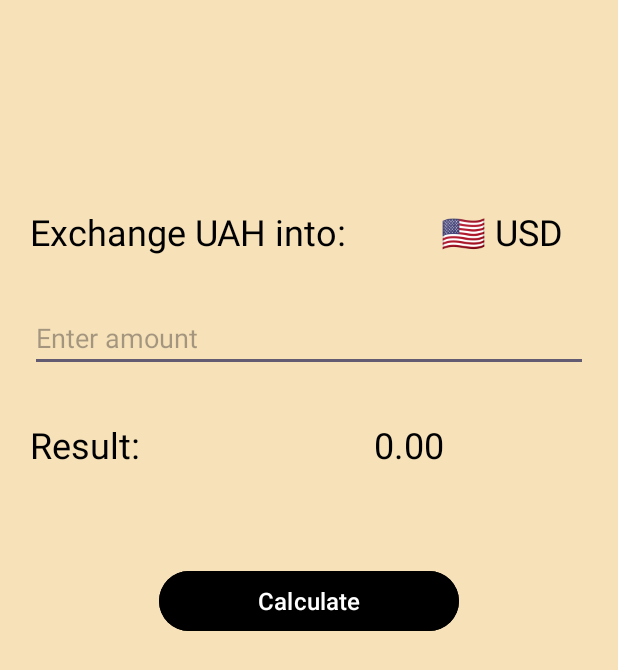
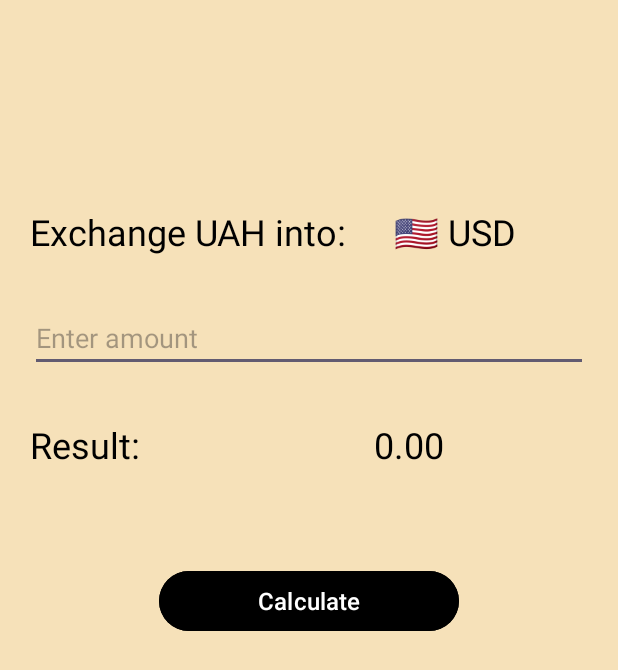
Before and after one commit to ViktorH0411/Exchanger, an Android app: the screen it shows after launch (MainActivity), on a phone screen of 412 x 824 dp. Shown: the top 670 px of the screen. Run offline under Robolectric (Android 15) with nearby library versions, the phone set to English and light mode, and no system bars.

Commit message:
Some design fixes... Again

```diff
--- a/app/src/main/res/layout/activity_main.xml
+++ b/app/src/main/res/layout/activity_main.xml
@@ -1,5 +1,6 @@
 <RelativeLayout xmlns:android="http://schemas.android.com/apk/res/android"
     xmlns:tools="http://schemas.android.com/tools"
+    android:id="@+id/main_activity"
     android:layout_width="match_parent"
     android:layout_height="match_parent"
     android:background="@color/background_color"
@@ -17,13 +18,12 @@
         android:elevation="4dp"/>
 
     <TextView
-
         android:id="@+id/currency"
         android:layout_width="wrap_content"
         android:layout_height="wrap_content"
-        android:layout_toEndOf="@+id/currencyLabel"
         android:layout_alignTop="@+id/currencyLabel"
-        android:layout_marginStart="63dp"
+        android:layout_toEndOf="@id/currencyLabel"
+        android:layout_marginLeft="32dp"
         android:text="🇺🇸 USD"
         android:textColor="@color/black"
         android:textSize="24dp" />
```
